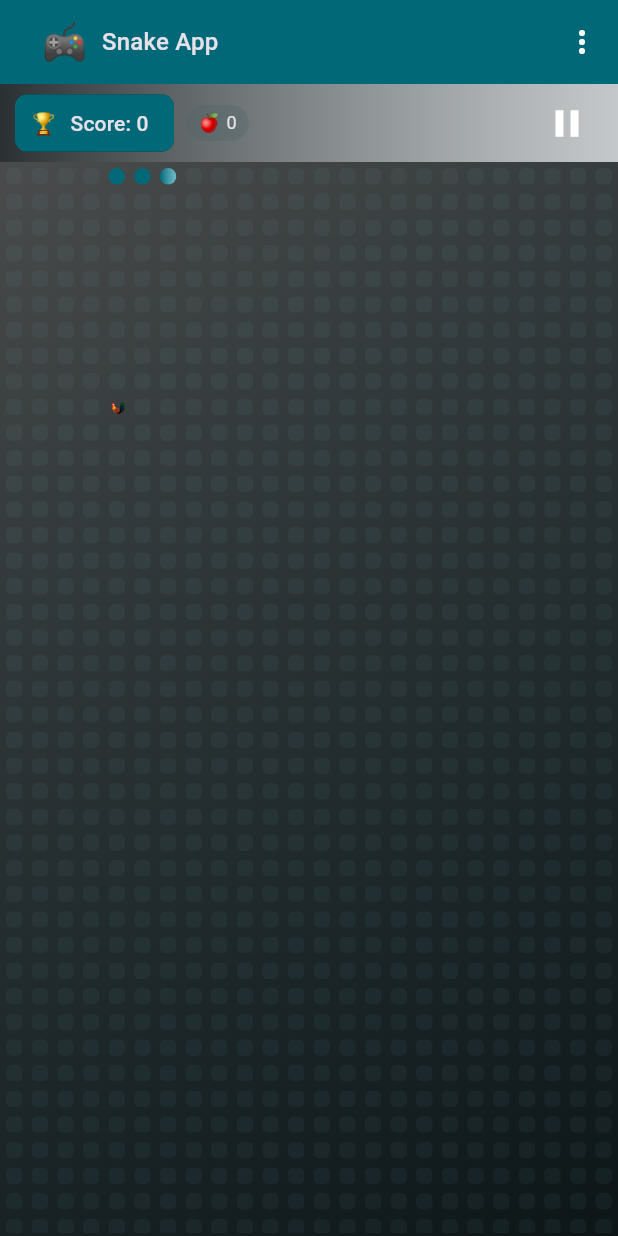
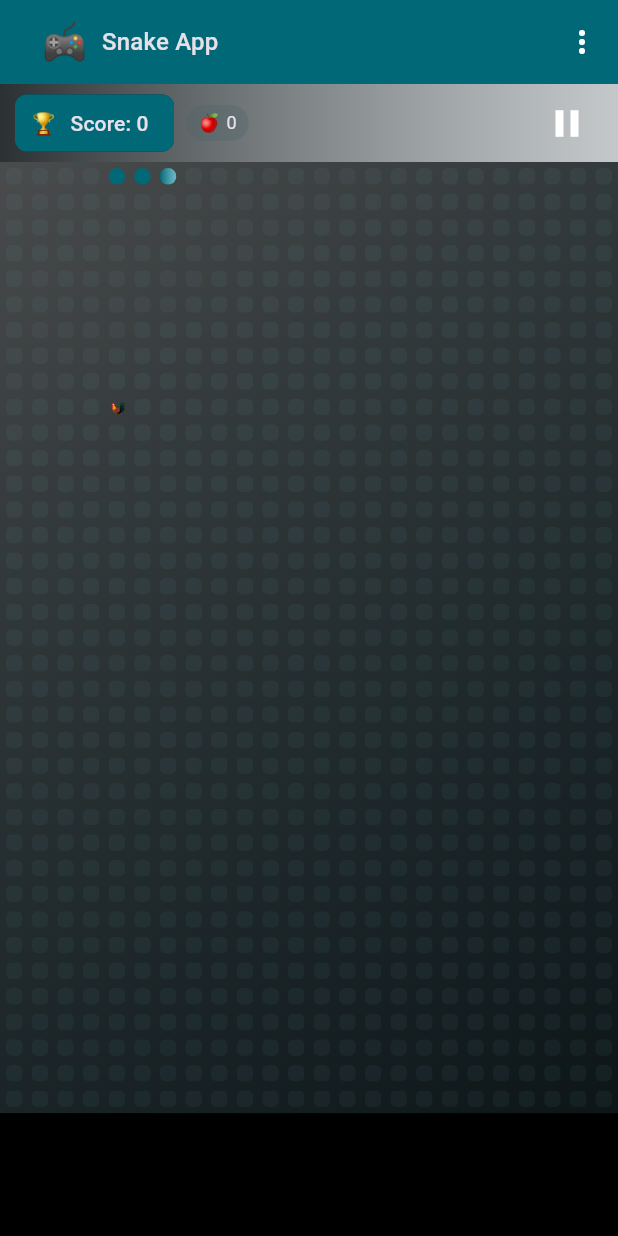
Before and after one commit to chingalo-family/snake-app, a Flutter app: the GamePlay screen opened directly, after a tap on the "play arrow" icon, on a phone screen of 412 x 824 dp. Run offline on Flutter 3.47's test engine with Material 3 defaults, Android fonts, the phone set to English and light mode, and no system bars; our stand-ins replace audioplayers, flutter_svg, fluttertoast, shared_preferences, sqflite; missing offline and left inert: dhis2_dart_utils, haptic_feedback, install_plugin, mailer; accounts and stored records are empty.

Commit message:
Revert to using gamePanelHeight parameter approach from develop branch
- Remove LayoutBuilder wrapper from GamePlayContainer
- Use widget.gamePanelHeight directly for row calculation
- Matches develop branch implementation per user request
- Calculate rows based on passed parameter: (constraints.maxHeight * 0.77).ceil()

Co-authored-by: chingalo <4928914+chingalo@users.noreply.github.com>

```diff
--- a/lib/modules/game/components/game_play_container.dart
+++ b/lib/modules/game/components/game_play_container.dart
@@ -146,24 +146,19 @@ class _GamePlayContainerState extends State<GamePlayContainer> {
         int gameBoxSize = snakeState.gameBoxSize;
         bool hasShield = snakeState.hasShield;
         int gridColumnsCount = GridUtil.getGridColumnsCount(context);
+        int numberOfRows = GridUtil.getNumberOfRows(
+          context,
+          widget.gamePanelHeight,
+          gridColumnsCount,
+        );
+        int totalBoxes = numberOfRows * gridColumnsCount;
 
         return GestureDetector(
           onVerticalDragUpdate: (details) =>
               onVerticalDragUpdate(details, direction),
           onHorizontalDragUpdate: (details) =>
               onHorizontalDragUpdate(details, direction),
-          child: LayoutBuilder(
-            builder: (context, constraints) {
-              // Use actual container height instead of passed parameter
-              int actualHeight = constraints.maxHeight.toInt();
-              int numberOfRows = GridUtil.getNumberOfRows(
-                context,
-                actualHeight,
-                gridColumnsCount,
-              );
-              int totalBoxes = numberOfRows * gridColumnsCount;
-
-              return Container(
+          child: Container(
             decoration: BoxDecoration(
               gradient: LinearGradient(
                 begin: Alignment.topLeft,
@@ -286,8 +281,6 @@ class _GamePlayContainerState extends State<GamePlayContainer> {
                 );
               }),
             ),
-          );
-        },
           ),
         );
       },
```
Lines whose indentation alone changed are shown as unchanged.
